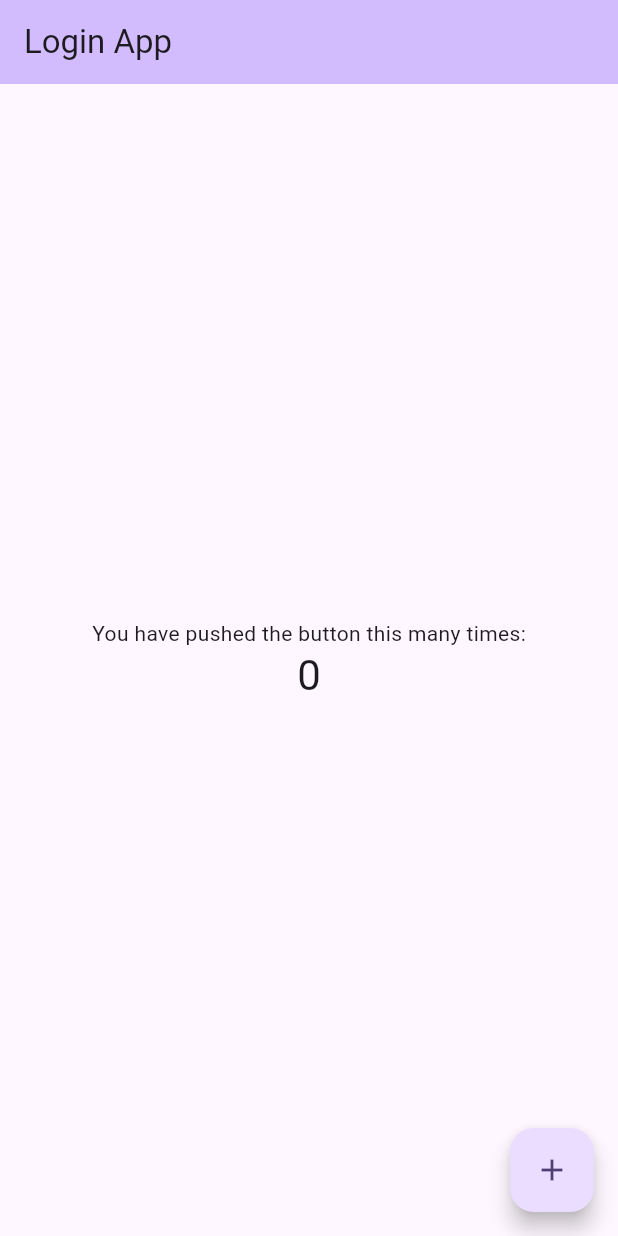
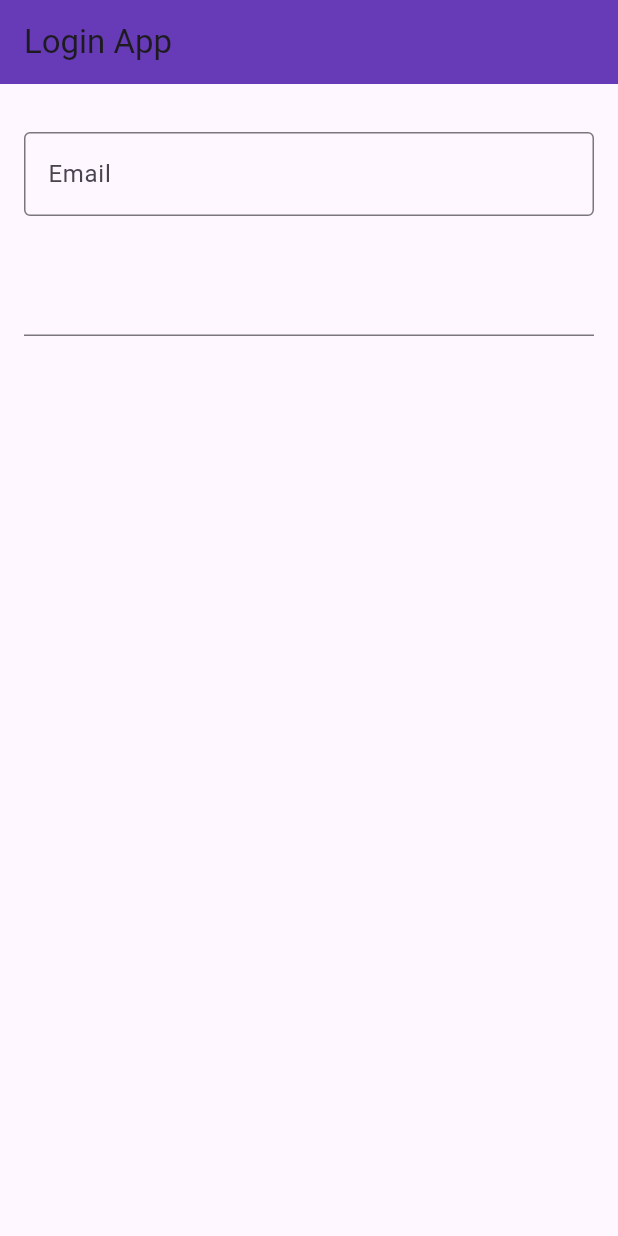
Before and after one commit to worla-woe/flut_learn, a Flutter app: the screen it shows after launch, on a phone screen of 412 x 824 dp. Run offline on Flutter 3.47's test engine with Material 3 defaults, Android fonts, the light colour scheme and no system bars; statements that could not run were skipped.

Commit message:
addedemail and password text input

```diff
--- a/lib/main.dart
+++ b/lib/main.dart
@@ -7,27 +7,11 @@
 class MyApp extends StatelessWidget {
   const MyApp({super.key});
 
-  // This widget is the root of your application.
   @override
   Widget build(BuildContext context) {
     return MaterialApp(
       title: 'Flutter Login Application',
       theme: ThemeData(
-        // This is the theme of your application.
-        //
-        // TRY THIS: Try running your application with "flutter run". You'll see
-        // the application has a purple toolbar. Then, without quitting the app,
-        // try changing the seedColor in the colorScheme below to Colors.green
-        // and then invoke "hot reload" (save your changes or press the "hot
-        // reload" button in a Flutter-supported IDE, or press "r" if you used
-        // the command line to start the app).
-        //
-        // Notice that the counter didn't reset back to zero; the application
-        // state is not lost during the reload. To reset the state, use hot
-        // restart instead.
-        //
-        // This works for code too, not just values: Most code changes can be
-        // tested with just a hot reload.
         colorScheme: ColorScheme.fromSeed(seedColor: Colors.deepPurple),
         useMaterial3: true,
       ),
@@ -39,15 +23,6 @@
 class Login extends StatefulWidget {
   const Login({super.key, required this.title});
 
-  // This widget is the home page of your application. It is stateful, meaning
-  // that it has a State object (defined below) that contains fields that affect
-  // how it looks.
-
-  // This class is the configuration for the state. It holds the values (in this
-  // case the title) provided by the parent (in this case the App widget) and
-  // used by the build method of the State. Fields in a Widget subclass are
-  // always marked "final".
-
   final String title;
 
   @override
@@ -55,71 +30,53 @@
 }
 
 class _LoginState extends State<Login> {
-  int _counter = 0;
-
-  void _incrementCounter() {
-    setState(() {
-      // This call to setState tells the Flutter framework that something has
-      // changed in this State, which causes it to rerun the build method below
-      // so that the display can reflect the updated values. If we changed
-      // _counter without calling setState(), then the build method would not be
-      // called again, and so nothing would appear to happen.
-      _counter++;
-    });
-  }
+  final _formKey = GlobalKey<FormState>();
+  TextEditingController emailController = TextEditingController();
+  TextEditingController passwordController = TextEditingController();
 
   @override
   Widget build(BuildContext context) {
-    // This method is rerun every time setState is called, for instance as done
-    // by the _incrementCounter method above.
-    //
-    // The Flutter framework has been optimized to make rerunning build methods
-    // fast, so that you can just rebuild anything that needs updating rather
-    // than having to individually change instances of widgets.
     return Scaffold(
       appBar: AppBar(
-        // TRY THIS: Try changing the color here to a specific color (to
-        // Colors.amber, perhaps?) and trigger a hot reload to see the AppBar
-        // change color while the other colors stay the same.
-        backgroundColor: Theme.of(context).colorScheme.inversePrimary,
-        // Here we take the value from the MyHomePage object that was created by
-        // the App.build method, and use it to set our appbar title.
         title: Text(widget.title),
+        backgroundColor: Colors.deepPurple,
       ),
-      body: Center(
-        // Center is a layout widget. It takes a single child and positions it
-        // in the middle of the parent.
-        child: Column(
-          // Column is also a layout widget. It takes a list of children and
-          // arranges them vertically. By default, it sizes itself to fit its
-          // children horizontally, and tries to be as tall as its parent.
-          //
-          // Column has various properties to control how it sizes itself and
-          // how it positions its children. Here we use mainAxisAlignment to
-          // center the children vertically; the main axis here is the vertical
-          // axis because Columns are vertical (the cross axis would be
-          // horizontal).
-          //
-          // TRY THIS: Invoke "debug painting" (choose the "Toggle Debug Paint"
-          // action in the IDE, or press "p" in the console), to see the
-          // wireframe for each widget.
-          mainAxisAlignment: MainAxisAlignment.center,
-          children: <Widget>[
-            const Text(
-              'You have pushed the button this many times:',
-            ),
-            Text(
-              '$_counter',
-              style: Theme.of(context).textTheme.headlineMedium,
-            ),
-          ],
+      body: Form(
+        key: _formKey,
+        child: Padding(
+          padding: const EdgeInsets.symmetric(horizontal: 8, vertical: 16),
+          child: Column(
+            crossAxisAlignment: CrossAxisAlignment.center,
+            children: [
+              Padding(
+                padding: const EdgeInsets.symmetric(horizontal: 8, vertical: 16),
+                child: TextFormField(
+                  controller: emailController,
+                  decoration: const InputDecoration(
+                    border: OutlineInputBorder(), labelText: "Email"),
+                  validator: (value) {
+                    if (value == null || value.isEmpty) {
+                      return "Email is required";
+                    }
+                    if (!value.contains('@')) {
+                      return "Please enter a valid email";
+                    }
+                    return null;
+                  },
+                ),
+              ),
+              Padding(
+                padding: const EdgeInsets.symmetric(horizontal:8,vertical:16),
+                child: TextFormField(
+                  controller:passwordController,
+                  obscureText: true,
+                  decoration: const InputDecoration(alignLabelWithHint: border: OutlineInputBorder(), labeltext:"Password"),
+                ),
+              ),
+            ],
+          ),
         ),
       ),
-      floatingActionButton: FloatingActionButton(
-        onPressed: _incrementCounter,
-        tooltip: 'Increment',
-        child: const Icon(Icons.add),
-      ), // This trailing comma makes auto-formatting nicer for build methods.
     );
   }
 }
```
